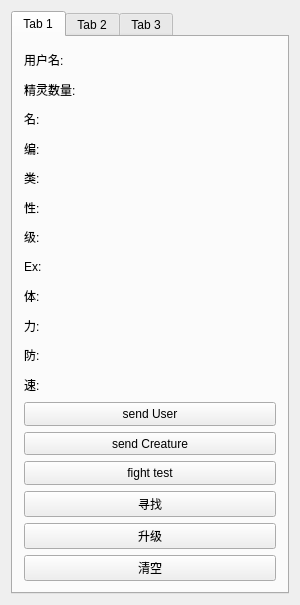
BuWH/Pokemon, file widget.ui: the form before one commit.
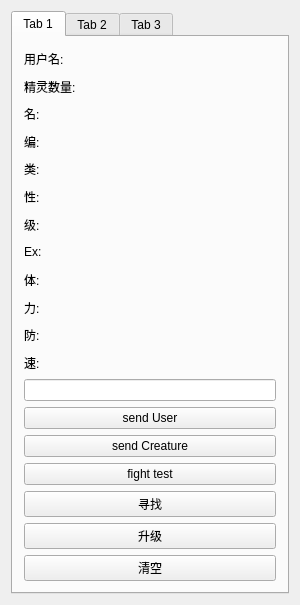
The form after the commit. The open tabs and pages were chosen to show the change.

Commit message: optimize user data send & get

Diff of the .ui file:
```diff
--- a/widget.ui
+++ b/widget.ui
@@ -201,6 +201,9 @@
          </property>
         </widget>
        </item>
+          <item>
+              <widget class="QLineEdit" name="user_name_2"/>
+          </item>
           <item>
               <widget class="QPushButton" name="sendUser">
                   <property name="sizePolicy">
```
Left out of the diff: 2 changed lines with no effect on the pictures. The commit also changes 8 other files.
